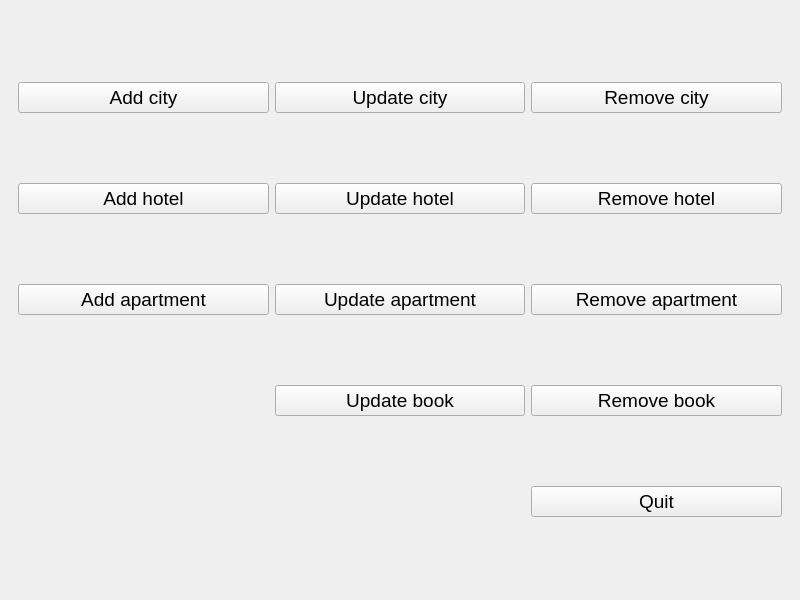
Old version of the form Front/form.ui in the repository veeyslaw/hotelDB.
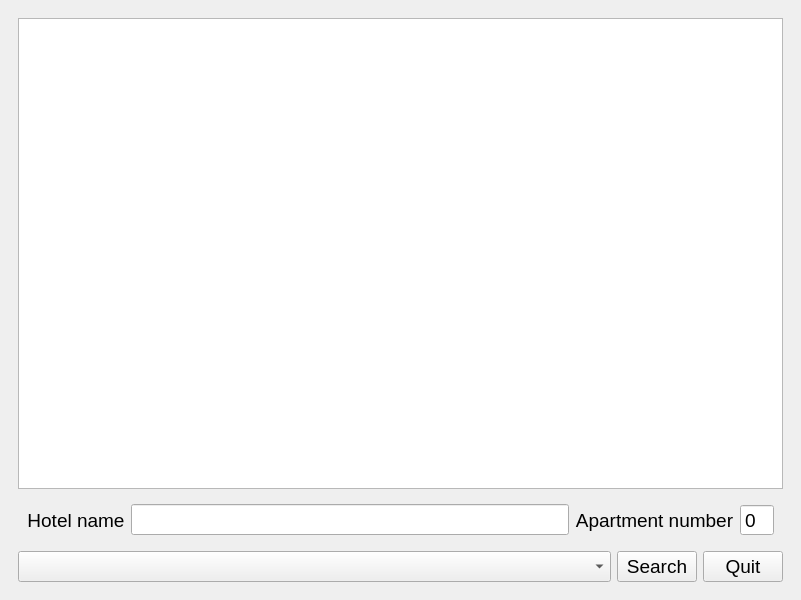
New version of the form. The open tabs and pages were chosen to show the change. Icons and pictures are not drawn.

```diff
--- a/Front/form.ui
+++ b/Front/form.ui
@@ -6,7 +6,7 @@
    <rect>
     <x>0</x>
     <y>0</y>
-    <width>800</width>
+    <width>801</width>
     <height>600</height>
    </rect>
   </property>
@@ -15,8 +15,10 @@
   </property>
   <widget class="QWidget" name="central_widget">
    <layout class="QGridLayout" name="gridLayout">
-    <item row="0" column="0">
-     <widget class="QStackedWidget" name="stacked_widget">
+    <item row="5" column="0">
+     <layout class="QHBoxLayout" name="horizontalLayout">
+      <item>
+       <widget class="QStackedWidget" name="main_stacked_widget">
       <property name="font">
        <font>
         <pointsize>14</pointsize>
@@ -558,94 +560,159 @@
        </layout>
       </widget>
       <widget class="QWidget" name="admin_page">
+         <layout class="QVBoxLayout" name="verticalLayout">
+          <item>
+           <widget class="QListWidget" name="listWidget">
+            <property name="sizePolicy">
+             <sizepolicy hsizetype="Minimum" vsizetype="MinimumExpanding">
+              <horstretch>0</horstretch>
+              <verstretch>0</verstretch>
+             </sizepolicy>
+            </property>
+           </widget>
+          </item>
+          <item>
+           <widget class="QStackedWidget" name="search_stacked_widget">
+            <property name="sizePolicy">
+             <sizepolicy hsizetype="Minimum" vsizetype="Maximum">
+              <horstretch>0</horstretch>
+              <verstretch>0</verstretch>
+             </sizepolicy>
+            </property>
+            <property name="currentIndex">
+             <number>3</number>
+            </property>
+            <widget class="QWidget" name="city_page">
        <layout class="QGridLayout" name="gridLayout_6">
-        <item row="3" column="2">
-         <widget class="QPushButton" name="remove_book_button">
+              <item row="0" column="0">
+               <widget class="QLabel" name="city_name_label">
           <property name="text">
-           <string>Remove book</string>
-          </property>
-         </widget>
-        </item>
-        <item row="1" column="0">
-         <widget class="QPushButton" name="add_hotel_button">
+                 <string>City name</string>
+                </property>
+                <property name="alignment">
+                 <set>Qt::AlignCenter</set>
+                </property>
+               </widget>
+              </item>
+              <item row="0" column="1">
+               <widget class="QLineEdit" name="city_name_line_edit"/>
+              </item>
+             </layout>
+            </widget>
+            <widget class="QWidget" name="hotel_page">
+             <layout class="QGridLayout" name="gridLayout_8">
+              <item row="0" column="1">
+               <widget class="QLineEdit" name="hotel_name_line_edit"/>
+              </item>
+              <item row="0" column="0">
+               <widget class="QLabel" name="hotel_name_label">
           <property name="text">
-           <string>Add hotel</string>
-          </property>
-         </widget>
-        </item>
-        <item row="2" column="0">
-         <widget class="QPushButton" name="add_apartment_button">
+                 <string>Hotel name</string>
+                </property>
+                <property name="alignment">
+                 <set>Qt::AlignCenter</set>
+                </property>
+               </widget>
+              </item>
+              <item row="0" column="2">
+               <widget class="QLabel" name="city_name_label_2">
           <property name="text">
-           <string>Add apartment</string>
-          </property>
-         </widget>
-        </item>
+                 <string>City name</string>
+                </property>
+                <property name="alignment">
+                 <set>Qt::AlignCenter</set>
+                </property>
+               </widget>
+              </item>
+              <item row="0" column="3">
+               <widget class="QLineEdit" name="city_name_line_edit_2"/>
+              </item>
+             </layout>
+            </widget>
+            <widget class="QWidget" name="apartment_page">
+             <layout class="QGridLayout" name="gridLayout_9">
         <item row="0" column="0">
-         <widget class="QPushButton" name="add_city_button">
+               <widget class="QLabel" name="hotel_name_label_2">
           <property name="text">
-           <string>Add city</string>
-          </property>
-         </widget>
-        </item>
-        <item row="3" column="1">
-         <widget class="QPushButton" name="update_book_button">
+                 <string>Hotel name</string>
+                </property>
+                <property name="alignment">
+                 <set>Qt::AlignCenter</set>
+                </property>
+               </widget>
+              </item>
+              <item row="0" column="1">
+               <widget class="QLineEdit" name="hotel_name_line_edit_2"/>
+              </item>
+              <item row="0" column="2">
+               <widget class="QLabel" name="apartment_number_label">
           <property name="text">
-           <string>Update book</string>
-          </property>
-         </widget>
-        </item>
-        <item row="4" column="2">
+                 <string>Apartment number</string>
+                </property>
+                <property name="alignment">
+                 <set>Qt::AlignCenter</set>
+                </property>
+               </widget>
+              </item>
+              <item row="0" column="3">
+               <widget class="QSpinBox" name="apartment_number_spin_box">
+                <property name="buttonSymbols">
+                 <enum>QAbstractSpinBox::NoButtons</enum>
+                </property>
+               </widget>
+              </item>
+             </layout>
+            </widget>
+            <widget class="QWidget" name="booking_page"/>
+           </widget>
+          </item>
+          <item>
+           <layout class="QHBoxLayout" name="horizontalLayout_2" stretch="0,0,0">
+            <property name="spacing">
+             <number>6</number>
+            </property>
+            <property name="leftMargin">
+             <number>0</number>
+            </property>
+            <property name="topMargin">
+             <number>0</number>
+            </property>
+            <item>
+             <widget class="QComboBox" name="search_combo_box"/>
+            </item>
+            <item>
+             <widget class="QPushButton" name="search_button">
+              <property name="sizePolicy">
+               <sizepolicy hsizetype="Maximum" vsizetype="Fixed">
+                <horstretch>0</horstretch>
+                <verstretch>0</verstretch>
+               </sizepolicy>
+              </property>
+              <property name="text">
+               <string>Search</string>
+              </property>
+             </widget>
+            </item>
+            <item>
          <widget class="QPushButton" name="quit_admin_button">
+              <property name="sizePolicy">
+               <sizepolicy hsizetype="Maximum" vsizetype="Fixed">
+                <horstretch>0</horstretch>
+                <verstretch>0</verstretch>
+               </sizepolicy>
+              </property>
           <property name="text">
            <string>Quit</string>
           </property>
          </widget>
         </item>
-        <item row="2" column="1">
-         <widget class="QPushButton" name="update_apartment_button">
-          <property name="text">
-           <string>Update apartment</string>
-          </property>
-         </widget>
-        </item>
-        <item row="2" column="2">
-         <widget class="QPushButton" name="remove_apartment_button">
-          <property name="text">
-           <string>Remove apartment</string>
-          </property>
-         </widget>
-        </item>
-        <item row="1" column="1">
-         <widget class="QPushButton" name="update_hotel_button">
-          <property name="text">
-           <string>Update hotel</string>
-          </property>
-         </widget>
-        </item>
-        <item row="1" column="2">
-         <widget class="QPushButton" name="remove_hotel_button">
-          <property name="text">
-           <string>Remove hotel</string>
-          </property>
-         </widget>
-        </item>
-        <item row="0" column="2">
-         <widget class="QPushButton" name="remove_city_button">
-          <property name="text">
-           <string>Remove city</string>
-          </property>
-         </widget>
-        </item>
-        <item row="0" column="1">
-         <widget class="QPushButton" name="update_city_button">
-          <property name="text">
-           <string>Update city</string>
-          </property>
-         </widget>
-        </item>
-       </layout>
-      </widget>
-     </widget>
+           </layout>
+          </item>
+         </layout>
+        </widget>
+       </widget>
+      </item>
+     </layout>
     </item>
    </layout>
   </widget>
```
Left out of the diff: 2 changed lines with no effect on the pictures. Lines whose indentation alone changed are shown as unchanged.
